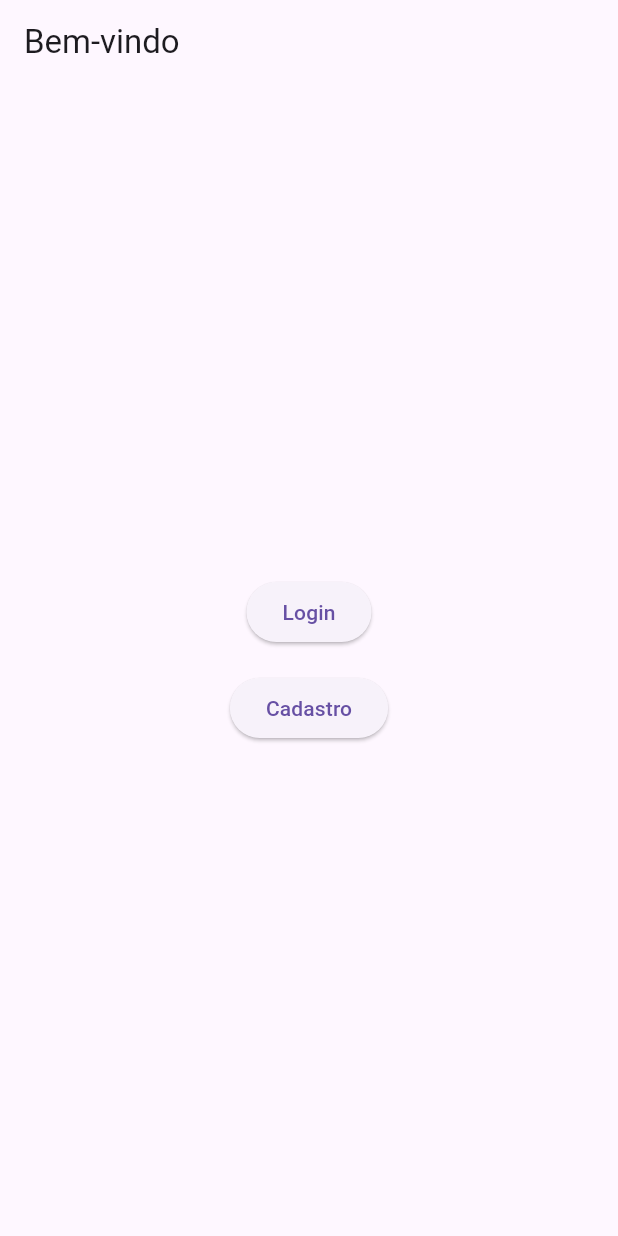
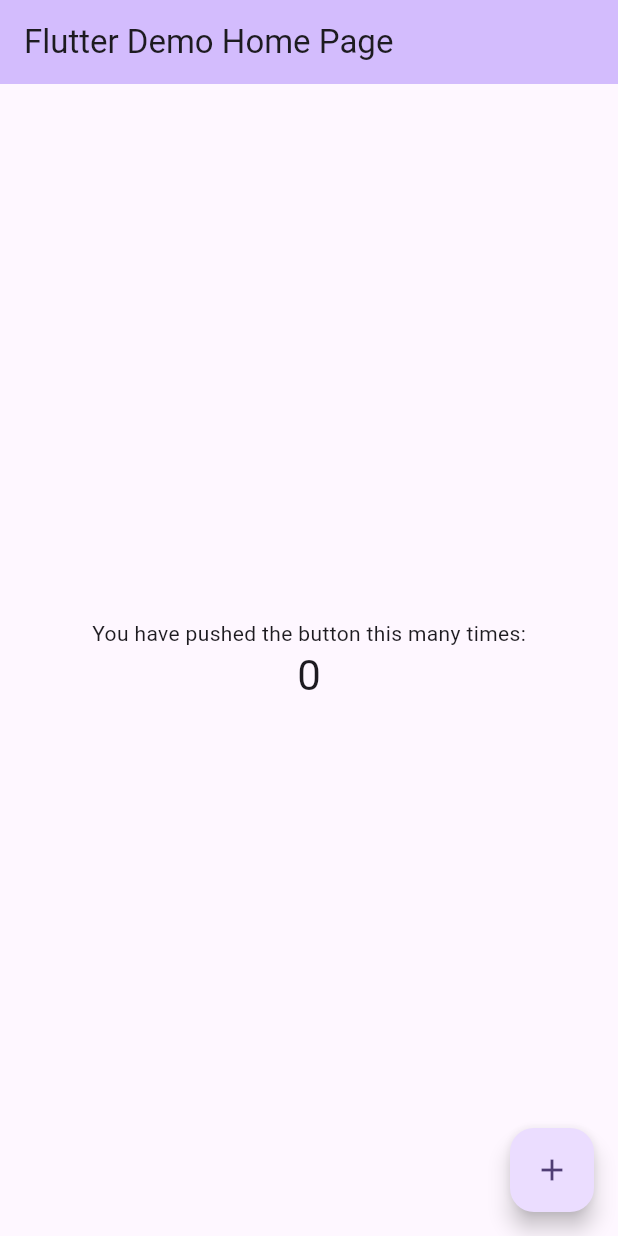
Before and after one commit to Josmateussilva0110/EVOLVERE_PDSI, a Flutter app: the screen it shows after launch, on a phone screen of 412 x 824 dp. Run offline on Flutter 3.47's test engine with Material 3 defaults, Android fonts, the phone set to English and light mode, and no system bars.

Commit message:
novo back

```diff
--- a/front/lib/home_menu.dart
+++ /dev/null
@@ -1,38 +0,0 @@
-import 'package:flutter/material.dart';
-import 'login.dart';
-import 'cadastro.dart';
-
-class HomeMenu extends StatelessWidget {
-  @override
-  Widget build(BuildContext context) {
-    return Scaffold(
-      appBar: AppBar(title: Text('Bem-vindo')),
-      body: Center(
-        child: Column(
-          mainAxisAlignment: MainAxisAlignment.center,
-          children: [
-            ElevatedButton(
-              child: Text('Login'),
-              onPressed: () {
-                Navigator.push(
-                  context,
-                  MaterialPageRoute(builder: (context) => Login()),
-                );
-              },
-            ),
-            SizedBox(height: 16),
-            ElevatedButton(
-              child: Text('Cadastro'),
-              onPressed: () {
-                Navigator.push(
-                  context,
-                  MaterialPageRoute(builder: (context) => CadastroUsuarioPage()),
-                );
-              },
-            ),
-          ],
-        ),
-      ),
-    );
-  }
-}
--- a/front/lib/main.dart
+++ b/front/lib/main.dart
@@ -1,17 +1,122 @@
 import 'package:flutter/material.dart';
-import 'home_menu.dart'; // Tela inicial com botões
 
 void main() {
-  runApp(MyApp());
+  runApp(const MyApp());
 }
 
 class MyApp extends StatelessWidget {
+  const MyApp({super.key});
+
+  // This widget is the root of your application.
   @override
   Widget build(BuildContext context) {
     return MaterialApp(
-      title: 'App de Usuário',
-      theme: ThemeData(primarySwatch: Colors.blue),
-      home: HomeMenu(),
+      title: 'Flutter Demo',
+      theme: ThemeData(
+        // This is the theme of your application.
+        //
+        // TRY THIS: Try running your application with "flutter run". You'll see
+        // the application has a purple toolbar. Then, without quitting the app,
+        // try changing the seedColor in the colorScheme below to Colors.green
+        // and then invoke "hot reload" (save your changes or press the "hot
+        // reload" button in a Flutter-supported IDE, or press "r" if you used
+        // the command line to start the app).
+        //
+        // Notice that the counter didn't reset back to zero; the application
+        // state is not lost during the reload. To reset the state, use hot
+        // restart instead.
+        //
+        // This works for code too, not just values: Most code changes can be
+        // tested with just a hot reload.
+        colorScheme: ColorScheme.fromSeed(seedColor: Colors.deepPurple),
+      ),
+      home: const MyHomePage(title: 'Flutter Demo Home Page'),
     );
   }
 }
+
+class MyHomePage extends StatefulWidget {
+  const MyHomePage({super.key, required this.title});
+
+  // This widget is the home page of your application. It is stateful, meaning
+  // that it has a State object (defined below) that contains fields that affect
+  // how it looks.
+
+  // This class is the configuration for the state. It holds the values (in this
+  // case the title) provided by the parent (in this case the App widget) and
+  // used by the build method of the State. Fields in a Widget subclass are
+  // always marked "final".
+
+  final String title;
+
+  @override
+  State<MyHomePage> createState() => _MyHomePageState();
+}
+
+class _MyHomePageState extends State<MyHomePage> {
+  int _counter = 0;
+
+  void _incrementCounter() {
+    setState(() {
+      // This call to setState tells the Flutter framework that something has
+      // changed in this State, which causes it to rerun the build method below
+      // so that the display can reflect the updated values. If we changed
+      // _counter without calling setState(), then the build method would not be
+      // called again, and so nothing would appear to happen.
+      _counter++;
+    });
+  }
+
+  @override
+  Widget build(BuildContext context) {
+    // This method is rerun every time setState is called, for instance as done
+    // by the _incrementCounter method above.
+    //
+    // The Flutter framework has been optimized to make rerunning build methods
+    // fast, so that you can just rebuild anything that needs updating rather
+    // than having to individually change instances of widgets.
+    return Scaffold(
+      appBar: AppBar(
+        // TRY THIS: Try changing the color here to a specific color (to
+        // Colors.amber, perhaps?) and trigger a hot reload to see the AppBar
+        // change color while the other colors stay the same.
+        backgroundColor: Theme.of(context).colorScheme.inversePrimary,
+        // Here we take the value from the MyHomePage object that was created by
+        // the App.build method, and use it to set our appbar title.
+        title: Text(widget.title),
+      ),
+      body: Center(
+        // Center is a layout widget. It takes a single child and positions it
+        // in the middle of the parent.
+        child: Column(
+          // Column is also a layout widget. It takes a list of children and
+          // arranges them vertically. By default, it sizes itself to fit its
+          // children horizontally, and tries to be as tall as its parent.
+          //
+          // Column has various properties to control how it sizes itself and
+          // how it positions its children. Here we use mainAxisAlignment to
+          // center the children vertically; the main axis here is the vertical
+          // axis because Columns are vertical (the cross axis would be
+          // horizontal).
+          //
+          // TRY THIS: Invoke "debug painting" (choose the "Toggle Debug Paint"
+          // action in the IDE, or press "p" in the console), to see the
+          // wireframe for each widget.
+          mainAxisAlignment: MainAxisAlignment.center,
+          children: <Widget>[
+            const Text('You have pushed the button this many times:'),
+            Text(
+              '$_counter',
+              style: Theme.of(context).textTheme.headlineMedium,
+            ),
+          ],
+        ),
+      ),
+      floatingActionButton: FloatingActionButton(
+        onPressed: _incrementCounter,
+        tooltip: 'Increment',
+        child: const Icon(Icons.add),
+      ), // This trailing comma makes auto-formatting nicer for build methods.
+    );
+  }
+}
```
Also changed, not shown: front/lib/cadastro.dart (deleted, +0 -90 lines), front/lib/home.dart (deleted, +0 -32 lines), front/lib/login.dart (deleted, +0 -95 lines), front/pubspec.yaml (+73 -3 lines), 20 other files.
